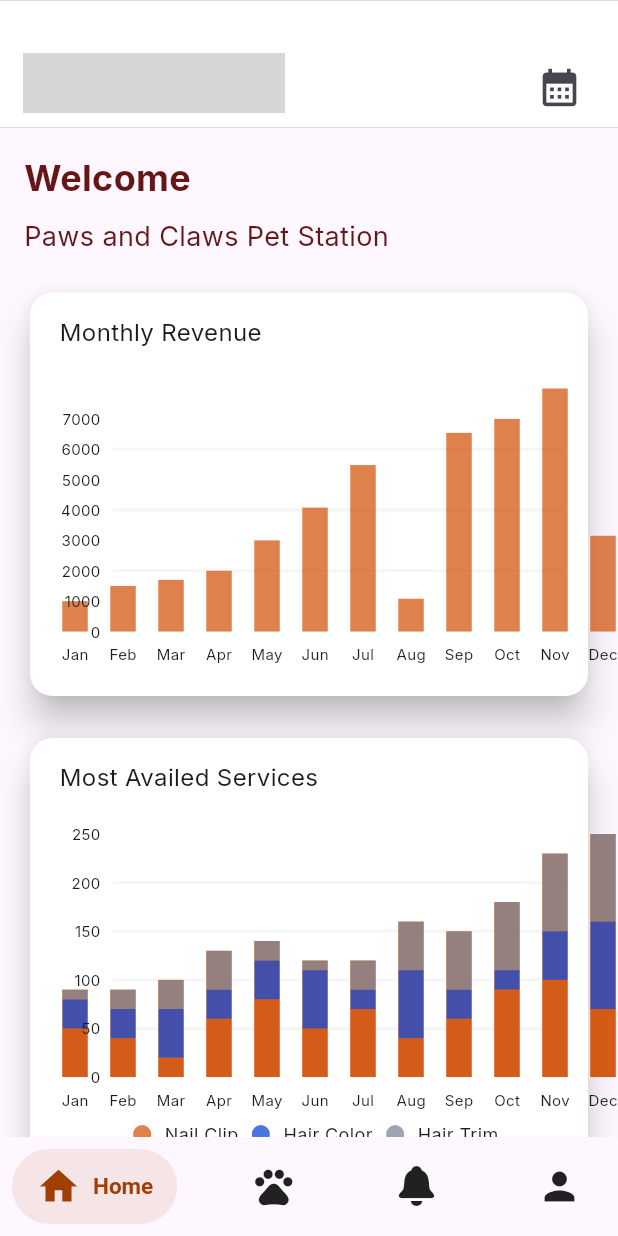
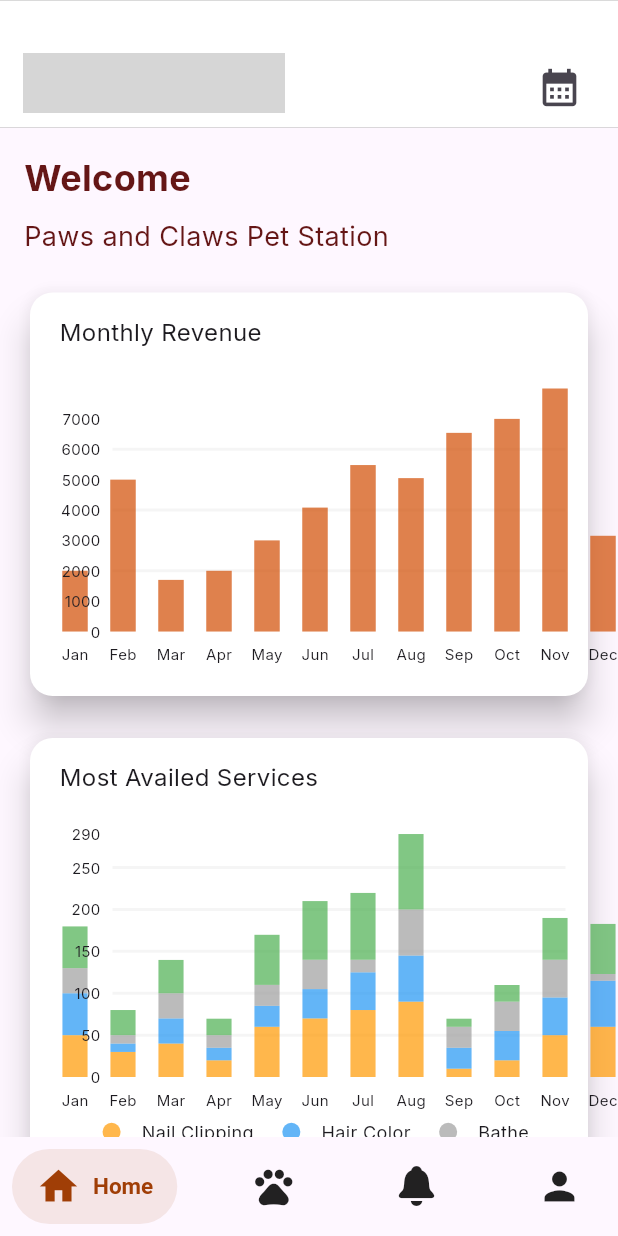
Before and after one commit to Pamfurred-Service-Provider/pamfurred_service_provider, a Flutter app: the screen it shows after launch, on a phone screen of 412 x 824 dp. Run offline on Flutter 3.47's test engine with Material 3 defaults, Android fonts, the phone set to English and light mode, and no system bars; drawn by our look-alikes of fl_chart, salomon_bottom_bar; our stand-ins replace email_validator, google_fonts, image_picker, intl_phone_field, table_calendar; grey boxes are pictures that could not be loaded.

Commit message:
annual_appointments_chart and most_availed_chart - ready for backend. appointment_details - deleted status pending. appointment - changed the status instead of using pending, changed it into upcoming homescreen - added cards for every charts. Holder ang homescreen sa tanan charts

```diff
--- a/lib/components/most_availed_chart.dart
+++ b/lib/components/most_availed_chart.dart
@@ -2,7 +2,7 @@ import 'package:fl_chart/fl_chart.dart';
 import 'package:flutter/material.dart';
 
 class MostAvailedChart extends StatefulWidget {
-  final List<List<int>> data;
+  final List<Map<String, dynamic>> data;
   final List<String> labels;
 
   const MostAvailedChart({
@@ -16,24 +16,53 @@ class MostAvailedChart extends StatefulWidget {
 }
 
 class MostAvailedChartState extends State<MostAvailedChart> {
-  final Color normalColor = const Color(0xFFD14C01).withOpacity(0.7);
-  final Color secondColor =
-      const Color.fromARGB(255, 2, 58, 211).withOpacity(0.7);
-  final Color thirdColor =
-      const Color.fromARGB(255, 115, 127, 148).withOpacity(0.7);
+  final Map<String, Color> serviceColors = {};
+
+  @override
+  void initState() {
+    super.initState();
+    initializeServiceColors();
+  }
+
+  void initializeServiceColors() {
+    // Assign a unique color to each service
+    List<Color> colors = [
+      Colors.orange.withOpacity(0.7),
+      Colors.blue.withOpacity(0.7),
+      Colors.grey.withOpacity(0.7),
+      Colors.green.withOpacity(0.7),
+      Colors.red.withOpacity(0.7),
+      Colors.purple.withOpacity(0.7),
+      Colors.teal.withOpacity(0.7),
+      Colors.pink.withOpacity(0.7),
+      Colors.yellow.withOpacity(0.7),
+      Colors.indigo.withOpacity(0.7),
+      Colors.brown.withOpacity(0.7),
+    ];
+    int colorIndex = 0;
+    for (var service in widget.data) {
+      final serviceName = service['service'];
+      if (!serviceColors.containsKey(serviceName)) {
+        serviceColors[serviceName] = colors[colorIndex % colors.length];
+        colorIndex++;
+      }
+    }
+  }
+
   Widget buildLegend() {
-    return Row(
-      mainAxisAlignment: MainAxisAlignment.center,
-      children: [
-        buildLegendItem(normalColor, "Nail Clip"),
-        buildLegendItem(secondColor, "Hair Color"),
-        buildLegendItem(thirdColor, "Hair Trim"),
-      ],
+    return Wrap(
+      alignment: WrapAlignment.center,
+      spacing: 10.0,
+      runSpacing: 10.0,
+      children: serviceColors.entries.map((entry) {
+        return buildLegendItem(entry.value, entry.key);
+      }).toList(),
     );
   }
 
   Widget buildLegendItem(Color color, String text) {
     return Row(
+      mainAxisSize: MainAxisSize.min,
       children: [
         Container(
           width: 30,
@@ -43,18 +72,29 @@ class MostAvailedChartState extends State<MostAvailedChart> {
             color: color,
           ),
         ),
-        const SizedBox(height: 20),
-        Text(
-          text,
-          style: const TextStyle(fontSize: 12),
-        ),
+        const SizedBox(width: 5),
+        Text(text, style: const TextStyle(fontSize: 12)),
       ],
     );
   }
 
   Widget _bottomTitles(double value, TitleMeta meta) {
     const style = TextStyle(fontSize: 10);
-    String text = widget.labels[value.toInt() % widget.labels.length];
+    List<String> monthNames = [
+      'Jan',
+      'Feb',
+      'Mar',
+      'Apr',
+      'May',
+      'Jun',
+      'Jul',
+      'Aug',
+      'Sep',
+      'Oct',
+      'Nov',
+      'Dec'
+    ];
+    String text = monthNames[value.toInt() % monthNames.length];
     return SideTitleWidget(
       axisSide: meta.axisSide,
       child: Text(text, style: style),
@@ -72,38 +112,39 @@ class MostAvailedChartState extends State<MostAvailedChart> {
   List<BarChartGroupData> _getData() {
     double barsWidth = 17.0;
 
-    return List.generate(widget.labels.length, (index) {
+    return List.generate(12, (monthIndex) {
+      List<BarChartRodStackItem> stackItems = [];
+      double cumulativeHeight = 0.0;
+
+      for (var service in widget.data) {
+        final serviceName = service['service'];
+        final count = monthIndex < service['counts'].length
+            ? service['counts'][monthIndex]
+            : 0;
+        final serviceColor =
+            serviceColors[serviceName] ?? Colors.black.withOpacity(0.7);
+
+        stackItems.add(
+          BarChartRodStackItem(
+            cumulativeHeight,
+            cumulativeHeight + count.toDouble(),
+            serviceColor,
+          ),
+        );
+
+        // Update cumulative height for stacking
+        cumulativeHeight += count.toDouble();
+      }
+
       return BarChartGroupData(
-        x: index,
+        x: monthIndex,
         barRods: [
           BarChartRodData(
-            toY: widget.data[0][index].toDouble() +
-                widget.data[1][index].toDouble() +
-                widget.data[2][index].toDouble(),
-            color: normalColor,
+            toY: cumulativeHeight,
+            color: Colors.transparent, // Use transparent color for the main rod
             width: barsWidth,
+            rodStackItems: stackItems,
             borderRadius: BorderRadius.circular(0),
-            rodStackItems: [
-              BarChartRodStackItem(
-                0,
-                widget.data[0][index].toDouble(),
-                normalColor,
-              ),
-              BarChartRodStackItem(
-                widget.data[0][index].toDouble(),
-                widget.data[0][index].toDouble() +
-                    widget.data[1][index].toDouble(),
-                secondColor,
-              ),
-              BarChartRodStackItem(
-                widget.data[0][index].toDouble() +
-                    widget.data[1][index].toDouble(),
-                widget.data[0][index].toDouble() +
-                    widget.data[1][index].toDouble() +
-                    widget.data[2][index].toDouble(),
-                thirdColor,
-              ),
-            ],
           ),
         ],
       );
@@ -158,7 +199,7 @@ class MostAvailedChartState extends State<MostAvailedChart> {
             ),
           ),
         ),
-        buildLegend(), //called widget legend
+        buildLegend(), // Called widget legend
       ],
     );
   }
--- a/lib/screens/appointments.dart
+++ b/lib/screens/appointments.dart
@@ -13,7 +13,7 @@ class AppointmentsScreenState extends State<AppointmentsScreen> {
     {
       'id': '1445547gg5fg1',
       'date': 'January 2, 2024',
-      'status': 'Pending',
+      'status': 'Upcoming',
       'name': 'Bob Niño Golosinda',
       'time': '09:00 AM - 11:00 AM',
       'phone': '09945876258',
@@ -54,8 +54,7 @@ class AppointmentsScreenState extends State<AppointmentsScreen> {
     },
   ];
   final Map<String, Color> statusColors = {
-    'Pending': const Color.fromRGBO(255, 143, 0, 1),
-    'Upcoming': Colors.orange,
+    'Upcoming': const Color.fromRGBO(255, 143, 0, 1),
     'Done': Colors.green,
     'Cancelled': const Color.fromRGBO(160, 62, 6, 1),
   };
--- a/lib/screens/home_screen.dart
+++ b/lib/screens/home_screen.dart
@@ -2,6 +2,7 @@ import 'package:flutter/material.dart';
 import 'package:service_provider/components/custom_appbar.dart';
 import 'package:service_provider/components/revenue_chart.dart';
 import 'package:service_provider/components/most_availed_chart.dart';
+import 'package:service_provider/components/annual_appointments_chart.dart';
 
 final List<int> years = [2023, 2024];
 
@@ -21,23 +22,50 @@ class HomeScreenState extends State<HomeScreen> {
     'Groomers on the Go'
   ];
   final List<Map<String, dynamic>> revenueData = [
-    {'month': 'Jan', 'value': 1000.00},
+    {'month': 'Jan', 'value': 2000.00},
+    {'month': 'Feb', 'value': 5000.00},
+    {'month': 'Mar', 'value': 1700.00},
+    {'month': 'Apr', 'value': 2000.00},
+    {'month': 'May', 'value': 3000.00},
+    {'month': 'Jun', 'value': 4080.00},
+    {'month': 'Jul', 'value': 5480.00},
+    {'month': 'Aug', 'value': 5050.00},
+    {'month': 'Sep', 'value': 6540.00},
+    {'month': 'Oct', 'value': 7000.00},
+    {'month': 'Nov', 'value': 8000.00},
+    {'month': 'Dec', 'value': 3152.00},
+  ];
+  final List<Map<String, dynamic>> mostAvailedData = [
+    {
+      'service': 'Nail Clipping',
+      'counts': [50, 30, 40, 20, 60, 70, 80, 90, 10, 20, 50, 60]
+    }, // Monthly counts of service availed
+    {
+      'service': 'Hair Color',
+      'counts': [50, 10, 30, 15, 25, 35, 45, 55, 25, 35, 45, 55]
+    },
+    {
+      'service': 'Bathe',
+      'counts': [30, 10, 30, 15, 25, 35, 15, 55, 25, 35, 45, 8]
+    },
+    {
+      'service': 'Oral Care',
+      'counts': [50, 30, 40, 20, 60, 70, 80, 90, 10, 20, 50, 60]
+    },
+  ];
+  final List<Map<String, dynamic>> annualAppointmentData = [
+    {'month': 'Jan', 'value': 3000.00},
     {'month': 'Feb', 'value': 1500.00},
-    {'month': 'Mar', 'value': 1700.00},
+    {'month': 'Mar', 'value': 1750.00},
     {'month': 'Apr', 'value': 2000.00},
     {'month': 'May', 'value': 3000.00},
     {'month': 'Jun', 'value': 4080.00},
     {'month': 'Jul', 'value': 5480.00},
     {'month': 'Aug', 'value': 1080.00},
     {'month': 'Sep', 'value': 6540.00},
-    {'month': 'Oct', 'value': 7000.00},
+    {'month': 'Oct', 'value': 6540.00},
     {'month': 'Nov', 'value': 8000.00},
-    {'month': 'Dec', 'value': 3152.00},
-  ];
-  final List<List<int>> mostAvailedData = [
-    [50, 40, 20, 60, 80, 50, 70, 40, 60, 90, 100, 70], //12 months data
-    [30, 30, 50, 30, 40, 60, 20, 70, 30, 20, 50, 90], // Second service
-    [10, 20, 30, 40, 20, 10, 30, 50, 60, 70, 80, 90], // Third service
+    {'month': 'Dec', 'value': 8000.00},
   ];
 
   @override
@@ -129,6 +157,64 @@ class HomeScreenState extends State<HomeScreen> {
               ),
             ),
           ),
+          const SizedBox(height: 20),
+          Card(
+            color: Colors.white,
+            elevation: 10,
+            shape: RoundedRectangleBorder(
+              borderRadius: BorderRadius.circular(15),
+            ),
+            child: Padding(
+              padding: const EdgeInsets.all(15), // Padding inside the card
+              child: Column(
+                crossAxisAlignment: CrossAxisAlignment.start,
+                children: [
+                  const Text(
+                    ' Annual Appointments',
+                    style: TextStyle(
+                      fontSize: 16,
+                      fontWeight: FontWeight.normal,
+                    ),
+                  ),
+                  const SizedBox(height: 10),
+                  AnnualAppointmentsChart(
+                    data: data,
+                    labels: labels,
+                    annualAppointmentData: const [],
+                  ),
+                ],
+              ),
+            ),
+          ),
+          const SizedBox(height: 20),
+          Card(
+            color: Colors.white,
+            elevation: 10,
+            shape: RoundedRectangleBorder(
+              borderRadius: BorderRadius.circular(15),
+            ),
+            child: Padding(
+              padding: const EdgeInsets.all(15), // Padding inside the card
+              child: Column(
+                crossAxisAlignment: CrossAxisAlignment.start,
+                children: [
+                  const Text(
+                    'Satisfaction Rating',
+                    style: TextStyle(
+                      fontSize: 16,
+                      fontWeight: FontWeight.normal,
+                    ),
+                  ),
+                  const SizedBox(height: 10),
+                  AnnualAppointmentsChart(
+                    data: data,
+                    labels: labels,
+                    annualAppointmentData: const [],
+                  ),
+                ],
+              ),
+            ),
+          ),
         ],
       ),
     );
```
Also changed, not shown: lib/components/annual_appointments_chart.dart (added, +99 -0 lines), lib/screens/appointment_details.dart (+1 -6 lines).
